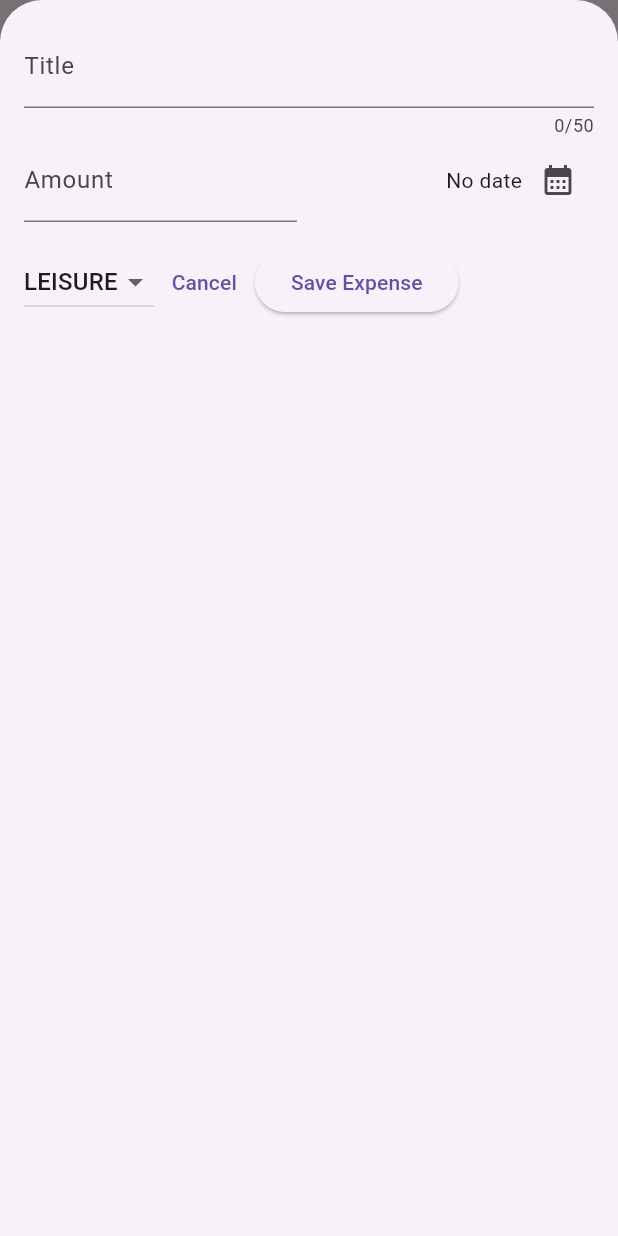
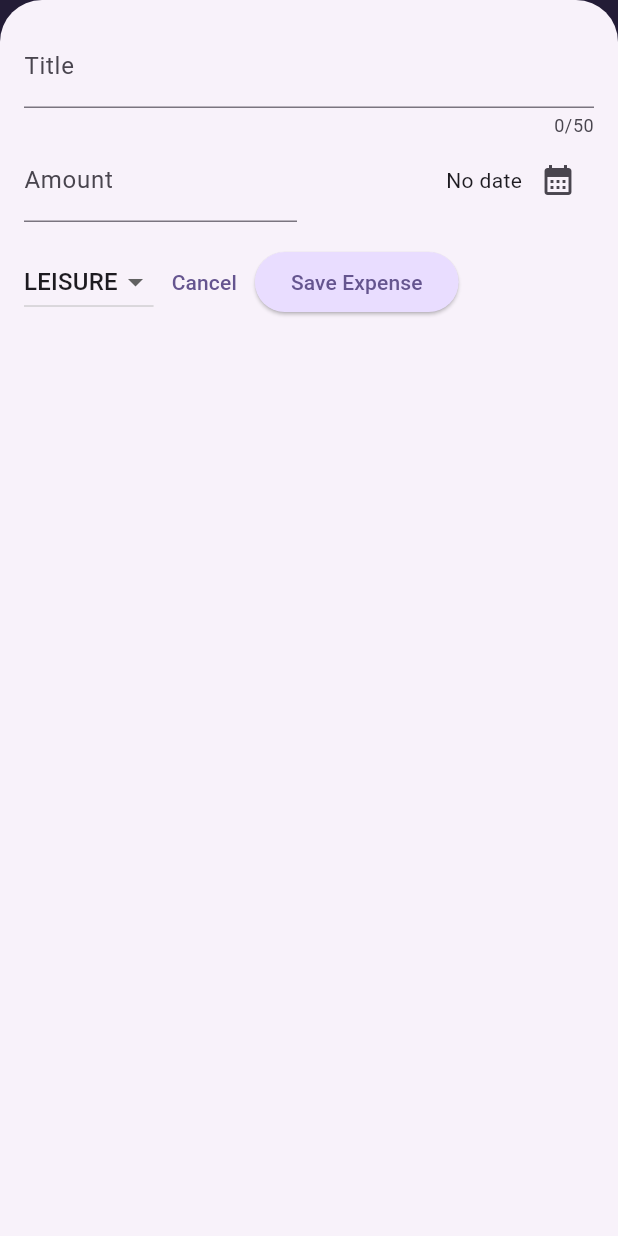
Before and after one commit to Vivekk-11/Expense-Tracker-App, a Flutter app: the screen it shows after launch, after a tap on the "add" icon, on a phone screen of 412 x 824 dp. Run offline on Flutter 3.47's test engine with Material 3 defaults, Android fonts, the phone set to English and light mode, and no system bars.

Commit message:
added themes

```diff
--- a/lib/main.dart
+++ b/lib/main.dart
@@ -1,9 +1,44 @@
 import 'package:flutter/material.dart';
 import 'package:fourth_app/widgets/expenses.dart';
 
+var kColorScheme = ColorScheme.fromSeed(
+  seedColor: const Color.fromARGB(
+    255,
+    96,
+    59,
+    181,
+  ),
+);
+
 void main() {
   runApp(MaterialApp(
-    theme: ThemeData(useMaterial3: true),
+    theme: ThemeData().copyWith(
+      colorScheme: kColorScheme,
+      appBarTheme: const AppBarTheme().copyWith(
+        backgroundColor: kColorScheme.onPrimaryContainer,
+        foregroundColor: kColorScheme.primaryContainer,
+      ),
+      cardTheme: const CardTheme().copyWith(
+        color: kColorScheme.secondaryContainer,
+        margin: const EdgeInsets.symmetric(
+          horizontal: 16,
+          vertical: 8,
+        ),
+      ),
+      elevatedButtonTheme: ElevatedButtonThemeData(
+        style: ElevatedButton.styleFrom(
+          backgroundColor: kColorScheme.primaryContainer,
+        ),
+      ),
+      textTheme: ThemeData().textTheme.copyWith(
+            titleLarge: const TextStyle(
+              fontWeight: FontWeight.bold,
+              // color: kColorScheme.secondaryContainer,
+              color: Colors.black,
+              fontSize: 17,
+            ),
+          ),
+    ),
     home: const Expenses(),
   ));
 }
--- a/lib/widgets/expenses_list/expenses_item.dart
+++ b/lib/widgets/expenses_list/expenses_item.dart
@@ -15,8 +15,12 @@ class ExpensesItem extends StatelessWidget {
           horizontal: 20,
         ),
         child: Column(
+          crossAxisAlignment: CrossAxisAlignment.start,
           children: [
-            Text(expense.title),
+            Text(
+              expense.title,
+              style: Theme.of(context).textTheme.titleLarge,
+            ),
             const SizedBox(
               height: 4,
             ),
--- a/lib/widgets/expenses_list/expenses_list.dart
+++ b/lib/widgets/expenses_list/expenses_list.dart
@@ -22,6 +22,11 @@ class ExpensesList extends StatelessWidget {
           key: ValueKey(
             expenses[index],
           ),
+          background: Container(
+            color: Theme.of(context).colorScheme.error,
+            margin: EdgeInsets.symmetric(
+                horizontal: Theme.of(context).cardTheme.margin!.horizontal),
+          ),
           child: ExpensesItem(
             expenses[index],
           ),
```
